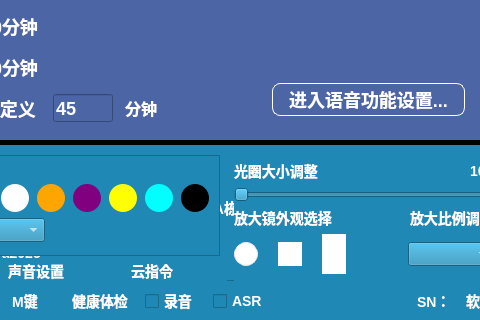
Qt form EasyPointer/mainwindow.ui (wlffeng2008/EasyPointer) before a commit; both pictures show x 249 to 729 and y 200 to 520 of the 840 by 520 pixel window.
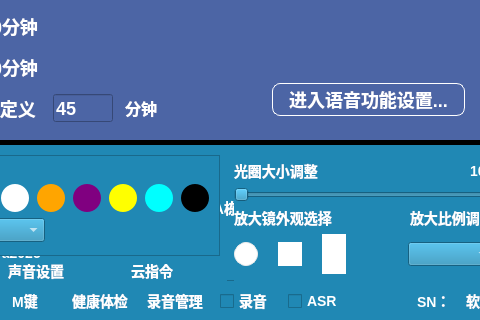
The same form after that commit. Icons and pictures are not drawn. Custom widgets are drawn as their Qt base class.

What changed in the file:
```diff
--- a/EasyPointer/mainwindow.ui
+++ b/EasyPointer/mainwindow.ui
@@ -2975,6 +2975,44 @@
         </property>
        </widget>
       </item>
+      <item>
+       <widget class="QPushButton" name="pushButtonManager">
+        <property name="minimumSize">
+         <size>
+          <width>60</width>
+          <height>0</height>
+         </size>
+        </property>
+        <property name="cursor">
+         <cursorShape>PointingHandCursor</cursorShape>
+        </property>
+        <property name="styleSheet">
+         <string notr="true">    QPushButton {
+            color: white;
+            border: none;
+            background: none;
+            padding: 0px 0px;
+            outline: none;
+        }
+
+    QPushButton:hover    { background-color: #D8D8D8; border: 1px solid #EAEAEA;}
+    QPushButton:pressed  { background-color: #D8D8D8; color: white; }
+    QPushButton:checked  { background-color: #df6e35; color: white; }</string>
+        </property>
+        <property name="text">
+         <string>录音管理</string>
+        </property>
+        <property name="checkable">
+         <bool>false</bool>
+        </property>
+        <property name="autoExclusive">
+         <bool>false</bool>
+        </property>
+        <property name="flat">
+         <bool>true</bool>
+        </property>
+       </widget>
+      </item>
       <item>
        <widget class="QCheckBox" name="checkBoxRecord">
         <property name="cursor">
```
Left out of the diff: 2 changed lines with no effect on the pictures.
